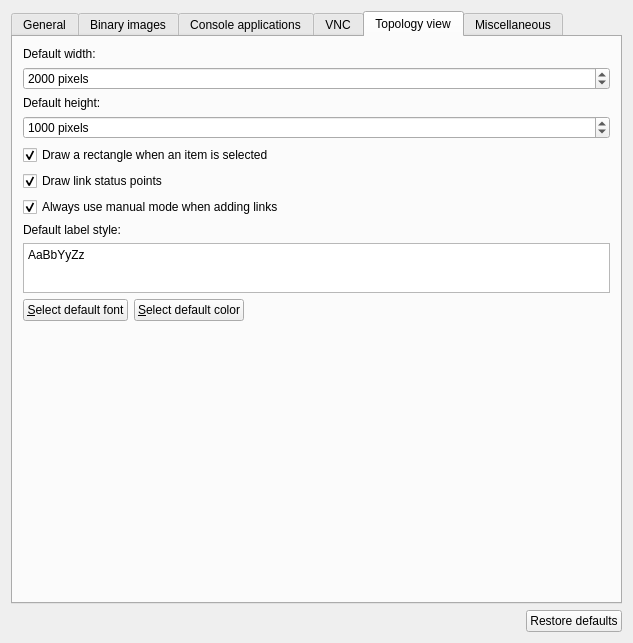
The window that gns3/ui/general_preferences_page.ui (GNS3/gns3-gui) describes before a commit, drawn with Qt 5.
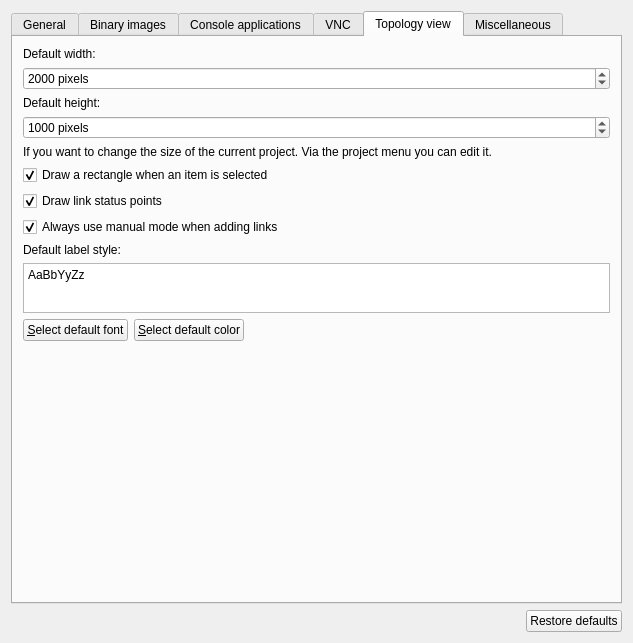
The same window after the commit. The open tabs and pages were chosen to show the change.

Commit message:
Add a text about how to change the topology size in 2.0 in general preferences
Fix #1561

The edit to the form file:
```diff
--- a/gns3/ui/general_preferences_page.ui
+++ b/gns3/ui/general_preferences_page.ui
@@ -584,6 +584,46 @@
        <property name="margin">
         <number>10</number>
        </property>
+       <property name="topMargin">
+        <number>10</number>
+       </property>
+       <property name="rightMargin">
+        <number>10</number>
+       </property>
+       <property name="bottomMargin">
+        <number>10</number>
+       </property>
+       <item row="10" column="0" colspan="2">
+        <layout class="QHBoxLayout" name="horizontalLayout_5">
+         <item>
+          <widget class="QPushButton" name="uiDefaultLabelFontPushButton">
+           <property name="text">
+            <string>&amp;Select default font</string>
+           </property>
+          </widget>
+         </item>
+         <item>
+          <widget class="QPushButton" name="uiDefaultLabelColorPushButton">
+           <property name="text">
+            <string>&amp;Select default color</string>
+           </property>
+          </widget>
+         </item>
+         <item>
+          <spacer name="horizontalSpacer_3">
+           <property name="orientation">
+            <enum>Qt::Horizontal</enum>
+           </property>
+           <property name="sizeHint" stdset="0">
+            <size>
+             <width>40</width>
+             <height>20</height>
+            </size>
+           </property>
+          </spacer>
+         </item>
+        </layout>
+       </item>
        <item row="0" column="0">
         <widget class="QLabel" name="uiSceneWidthLabel">
          <property name="text">
@@ -598,7 +638,7 @@
          </property>
         </widget>
        </item>
-       <item row="4" column="0" colspan="2">
+       <item row="5" column="0" colspan="2">
         <widget class="QCheckBox" name="uiRectangleSelectedItemCheckBox">
          <property name="text">
           <string>Draw a rectangle when an item is selected</string>
@@ -608,7 +648,7 @@
          </property>
         </widget>
        </item>
-       <item row="5" column="0">
+       <item row="6" column="0">
         <widget class="QCheckBox" name="uiDrawLinkStatusPointsCheckBox">
          <property name="text">
           <string>Draw link status points</string>
@@ -618,7 +658,7 @@
          </property>
         </widget>
        </item>
-       <item row="6" column="0" colspan="2">
+       <item row="7" column="0" colspan="2">
         <widget class="QCheckBox" name="uiLinkManualModeCheckBox">
          <property name="text">
           <string>Always use manual mode when adding links</string>
@@ -628,14 +668,14 @@
          </property>
         </widget>
        </item>
-       <item row="7" column="0">
+       <item row="8" column="0">
         <widget class="QLabel" name="uiLabelPreviewLabel">
          <property name="text">
           <string>Default label style:</string>
          </property>
         </widget>
        </item>
-       <item row="8" column="0" colspan="2">
+       <item row="9" column="0" colspan="2">
         <widget class="QPlainTextEdit" name="uiDefaultLabelStylePlainTextEdit">
          <property name="sizePolicy">
           <sizepolicy hsizetype="MinimumExpanding" vsizetype="Expanding">
@@ -657,37 +697,6 @@
          </property>
         </widget>
        </item>
-       <item row="9" column="0" colspan="2">
-        <layout class="QHBoxLayout" name="horizontalLayout_5">
-         <item>
-          <widget class="QPushButton" name="uiDefaultLabelFontPushButton">
-           <property name="text">
-            <string>&amp;Select default font</string>
-           </property>
-          </widget>
-         </item>
-         <item>
-          <widget class="QPushButton" name="uiDefaultLabelColorPushButton">
-           <property name="text">
-            <string>&amp;Select default color</string>
-           </property>
-          </widget>
-         </item>
-         <item>
-          <spacer name="horizontalSpacer_3">
-           <property name="orientation">
-            <enum>Qt::Horizontal</enum>
-           </property>
-           <property name="sizeHint" stdset="0">
-            <size>
-             <width>40</width>
-             <height>20</height>
-            </size>
-           </property>
-          </spacer>
-         </item>
-        </layout>
-       </item>
        <item row="3" column="0" colspan="2">
         <widget class="QSpinBox" name="uiSceneHeightSpinBox">
          <property name="suffix">
@@ -726,7 +735,7 @@
          </property>
         </widget>
        </item>
-       <item row="10" column="0">
+       <item row="11" column="0">
         <spacer name="verticalSpacer_2">
          <property name="orientation">
           <enum>Qt::Vertical</enum>
@@ -739,6 +748,13 @@
          </property>
         </spacer>
        </item>
+       <item row="4" column="0">
+        <widget class="QLabel" name="label_2">
+         <property name="text">
+          <string>If you want to change the size of the current project. Via the project menu you can edit it.</string>
+         </property>
+        </widget>
+       </item>
       </layout>
      </widget>
      <widget class="QWidget" name="uiMiscTab">
```
Left out of the diff: 57 changed lines with no effect on the pictures. The commit also changes 1 other file.
